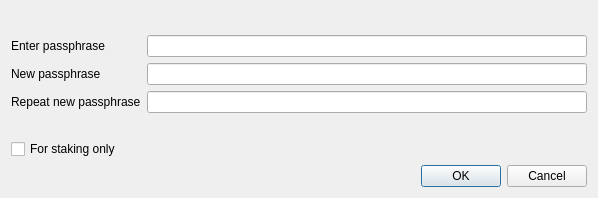
First picture: the form in src/qt/forms/askpassphrasedialog.ui, repository INTICOIN/INTICOIN, before the edit.
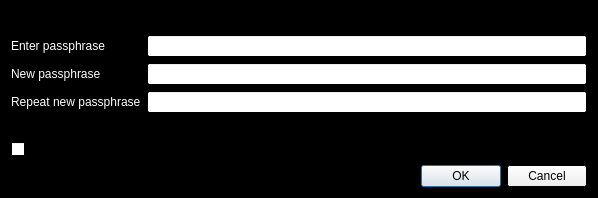
Second picture: the form after the edit.

```diff
--- a/src/qt/forms/askpassphrasedialog.ui
+++ b/src/qt/forms/askpassphrasedialog.ui
@@ -22,6 +22,70 @@
     <height>0</height>
    </size>
   </property>
+  <property name="palette">
+   <palette>
+    <active>
+     <colorrole role="Base">
+      <brush brushstyle="SolidPattern">
+       <color alpha="255">
+        <red>255</red>
+        <green>255</green>
+        <blue>255</blue>
+       </color>
+      </brush>
+     </colorrole>
+     <colorrole role="Window">
+      <brush brushstyle="SolidPattern">
+       <color alpha="255">
+        <red>0</red>
+        <green>0</green>
+        <blue>0</blue>
+       </color>
+      </brush>
+     </colorrole>
+    </active>
+    <inactive>
+     <colorrole role="Base">
+      <brush brushstyle="SolidPattern">
+       <color alpha="255">
+        <red>255</red>
+        <green>255</green>
+        <blue>255</blue>
+       </color>
+      </brush>
+     </colorrole>
+     <colorrole role="Window">
+      <brush brushstyle="SolidPattern">
+       <color alpha="255">
+        <red>0</red>
+        <green>0</green>
+        <blue>0</blue>
+       </color>
+      </brush>
+     </colorrole>
+    </inactive>
+    <disabled>
+     <colorrole role="Base">
+      <brush brushstyle="SolidPattern">
+       <color alpha="255">
+        <red>0</red>
+        <green>0</green>
+        <blue>0</blue>
+       </color>
+      </brush>
+     </colorrole>
+     <colorrole role="Window">
+      <brush brushstyle="SolidPattern">
+       <color alpha="255">
+        <red>0</red>
+        <green>0</green>
+        <blue>0</blue>
+       </color>
+      </brush>
+     </colorrole>
+    </disabled>
+   </palette>
+  </property>
   <property name="windowTitle">
    <string>Passphrase Dialog</string>
   </property>
@@ -43,6 +107,43 @@
      </property>
      <item row="0" column="0">
       <widget class="QLabel" name="passLabel1">
+       <property name="palette">
+        <palette>
+         <active>
+          <colorrole role="WindowText">
+           <brush brushstyle="SolidPattern">
+            <color alpha="255">
+             <red>255</red>
+             <green>255</green>
+             <blue>255</blue>
+            </color>
+           </brush>
+          </colorrole>
+         </active>
+         <inactive>
+          <colorrole role="WindowText">
+           <brush brushstyle="SolidPattern">
+            <color alpha="255">
+             <red>255</red>
+             <green>255</green>
+             <blue>255</blue>
+            </color>
+           </brush>
+          </colorrole>
+         </inactive>
+         <disabled>
+          <colorrole role="WindowText">
+           <brush brushstyle="SolidPattern">
+            <color alpha="255">
+             <red>120</red>
+             <green>120</green>
+             <blue>120</blue>
+            </color>
+           </brush>
+          </colorrole>
+         </disabled>
+        </palette>
+       </property>
        <property name="text">
         <string>Enter passphrase</string>
        </property>
@@ -57,6 +158,43 @@
      </item>
      <item row="1" column="0">
       <widget class="QLabel" name="passLabel2">
+       <property name="palette">
+        <palette>
+         <active>
+          <colorrole role="WindowText">
+           <brush brushstyle="SolidPattern">
+            <color alpha="255">
+             <red>255</red>
+             <green>255</green>
+             <blue>255</blue>
+            </color>
+           </brush>
+          </colorrole>
+         </active>
+         <inactive>
+          <colorrole role="WindowText">
+           <brush brushstyle="SolidPattern">
+            <color alpha="255">
+             <red>255</red>
+             <green>255</green>
+             <blue>255</blue>
+            </color>
+           </brush>
+          </colorrole>
+         </inactive>
+         <disabled>
+          <colorrole role="WindowText">
+           <brush brushstyle="SolidPattern">
+            <color alpha="255">
+             <red>120</red>
+             <green>120</green>
+             <blue>120</blue>
+            </color>
+           </brush>
+          </colorrole>
+         </disabled>
+        </palette>
+       </property>
        <property name="text">
         <string>New passphrase</string>
        </property>
@@ -71,6 +209,43 @@
      </item>
      <item row="2" column="0">
       <widget class="QLabel" name="passLabel3">
+       <property name="palette">
+        <palette>
+         <active>
+          <colorrole role="WindowText">
+           <brush brushstyle="SolidPattern">
+            <color alpha="255">
+             <red>255</red>
+             <green>255</green>
+             <blue>255</blue>
+            </color>
+           </brush>
+          </colorrole>
+         </active>
+         <inactive>
+          <colorrole role="WindowText">
+           <brush brushstyle="SolidPattern">
+            <color alpha="255">
+             <red>255</red>
+             <green>255</green>
+             <blue>255</blue>
+            </color>
+           </brush>
+          </colorrole>
+         </inactive>
+         <disabled>
+          <colorrole role="WindowText">
+           <brush brushstyle="SolidPattern">
+            <color alpha="255">
+             <red>120</red>
+             <green>120</green>
+             <blue>120</blue>
+            </color>
+           </brush>
+          </colorrole>
+         </disabled>
+        </palette>
+       </property>
        <property name="text">
         <string>Repeat new passphrase</string>
        </property>
```
Left out of the diff: 6 changed lines with no effect on the pictures.
